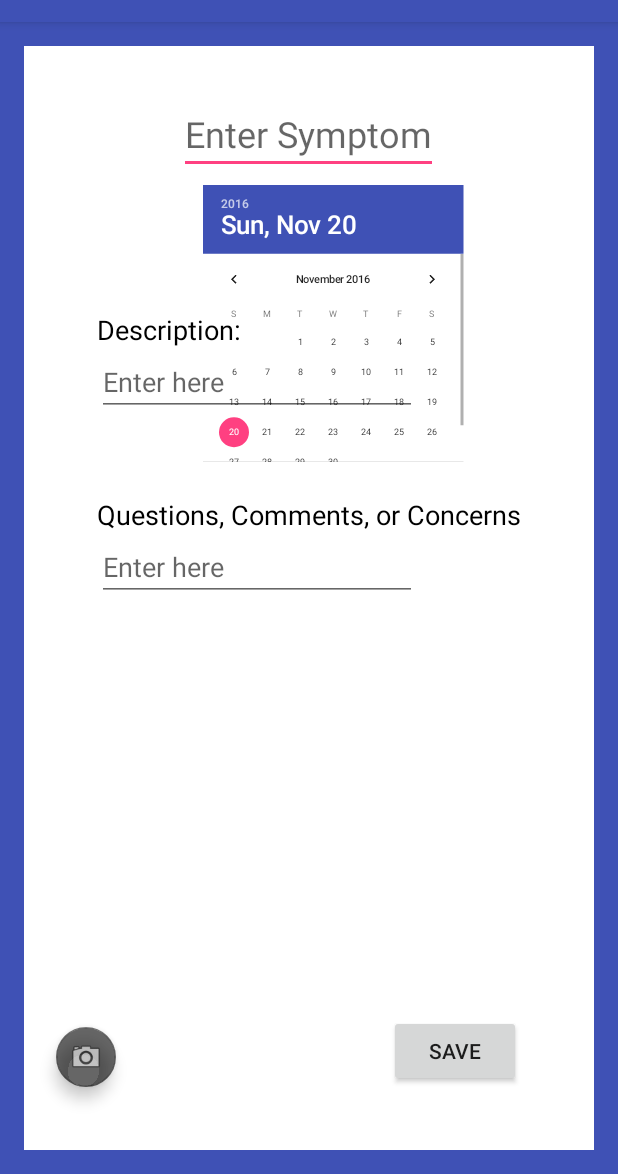
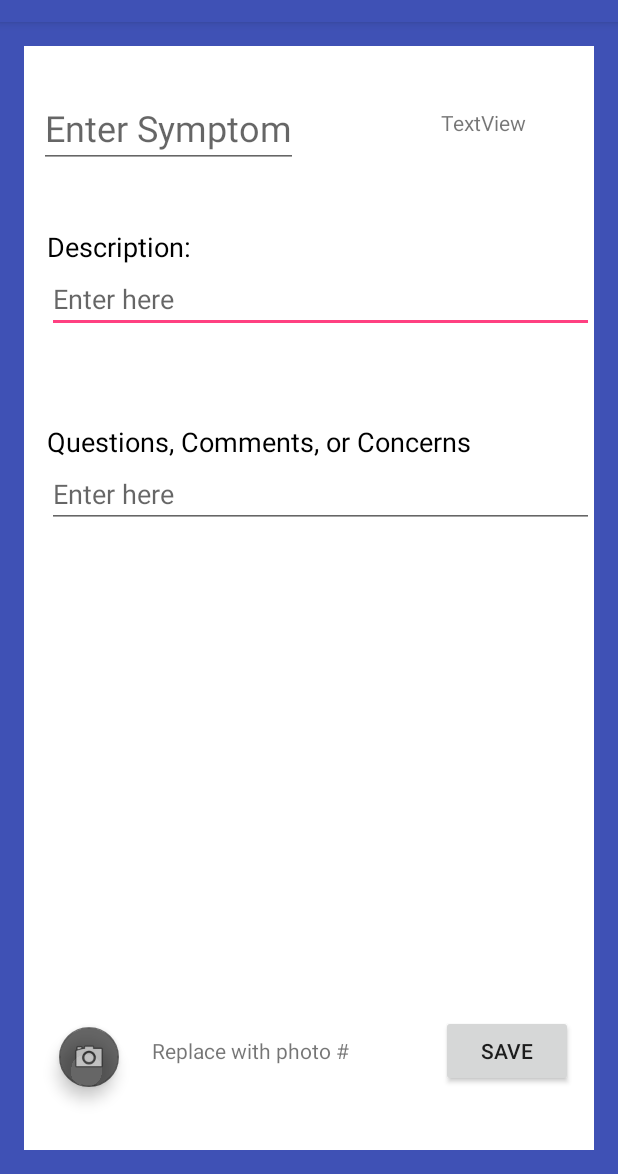
Before and after one commit to Team11-MedAppJam/HealthCombinder, an Android app: the addcard screen opened directly, with no data from a screen before it, on a phone screen of 412 x 824 dp, the part 62-1236 px from its top. Run offline under Robolectric (Android 15) with nearby library versions, the phone set to English and light mode, and no system bars.

Commit message:
Changes to addcard
— Still need to generate date in Java for the TextView in top right
corner

```diff
--- a/app/src/main/res/layout/activity_addcard.xml
+++ b/app/src/main/res/layout/activity_addcard.xml
@@ -19,38 +19,73 @@
         android:layout_alignParentTop="true"
         android:layout_alignParentStart="true">
 
-        <EditText
-            android:layout_width="wrap_content"
+        <ScrollView
+            android:layout_width="match_parent"
+            android:layout_height="match_parent"
+            android:layout_below="@+id/pageHeader"
+            android:layout_above="@+id/submitButton">
+
+            <LinearLayout
+                android:layout_width="match_parent"
                 android:layout_height="wrap_content"
-            android:id="@+id/pageHeader"
-            android:gravity="center"
-            android:textSize="24sp"
-            android:layout_marginTop="32dp"
-            android:layout_alignParentTop="true"
-            android:layout_centerHorizontal="true"
-            android:hint="Enter Symptom" />
+                android:orientation="vertical"
+                android:layout_marginTop="40dp">
+
+                <TextView
+                    android:text="@string/description"
+                    android:layout_width="match_parent"
+                    android:layout_height="wrap_content"
+                    android:id="@+id/descriptionHeader"
+                    android:textColor="#000000"
+                    android:textSize="18sp"
+                    android:layout_marginLeft="15dp"
+                    tools:ignore="RtlHardcoded" />
 
                 <EditText
-            android:layout_width="wrap_content"
+                    android:layout_width="match_parent"
                     android:layout_height="wrap_content"
                     android:inputType="textMultiLine"
                     android:ems="10"
                     android:id="@+id/descriptionForm"
                     android:textSize="18sp"
                     android:hint="Enter here"
-            android:layout_below="@+id/descriptionHeader"
-            android:layout_alignStart="@+id/commentsHeader" />
+                    android:layout_marginLeft="15dp"
+                    tools:ignore="HardcodedText,RtlHardcoded" />
+
+                <TextView
+                    android:text="@string/questions_comments_or_concerns"
+                    android:layout_width="match_parent"
+                    android:layout_height="wrap_content"
+                    android:id="@+id/commentsHeader"
+                    android:textSize="18sp"
+                    android:textColor="#000000"
+                    android:layout_marginTop="60dp"
+                    android:layout_marginLeft="15dp"
+                    tools:ignore="RtlHardcoded" />
 
                 <EditText
-            android:layout_width="wrap_content"
+                    android:layout_width="match_parent"
                     android:layout_height="wrap_content"
                     android:inputType="textMultiLine"
                     android:ems="10"
                     android:id="@+id/commentsForm"
-            android:hint="Enter here"
+                    android:hint="@string/enter_here"
                     android:textSize="18sp"
-            android:layout_below="@+id/commentsHeader"
-            android:layout_alignStart="@+id/commentsHeader" />
+                    android:layout_marginLeft="15dp"
+                    tools:ignore="RtlHardcoded" />
+
+            </LinearLayout>
+        </ScrollView>
+
+        <Button
+            android:text="@string/save"
+            android:layout_width="wrap_content"
+            android:layout_height="wrap_content"
+            android:id="@+id/submitButton"
+            android:layout_marginEnd="14dp"
+            android:layout_alignBottom="@+id/photoButton"
+            android:layout_alignParentEnd="true"
+            tools:ignore="RelativeOverlap" />
 
         <android.support.design.widget.FloatingActionButton
             android:layout_width="wrap_content"
@@ -61,49 +96,42 @@
             android:layout_marginBottom="42dp"
             android:id="@+id/photoButton"
             app:backgroundTint="?attr/colorControlNormal"
+            android:layout_marginStart="23dp"
             android:layout_alignParentBottom="true"
-            android:layout_alignParentStart="true"
-            android:layout_marginStart="21dp" />
+            android:layout_alignParentStart="true" />
 
-        <Button
-            android:text="Save"
+        <TextView
             android:layout_width="wrap_content"
             android:layout_height="wrap_content"
-            android:id="@+id/submitButton"
-            android:layout_alignBottom="@+id/photoButton"
-            android:layout_alignEnd="@+id/commentsHeader" />
+            android:id="@+id/numOfPhotos"
+            android:text="@string/replace_with_photo"
+            android:layout_alignBaseline="@+id/submitButton"
+            android:layout_alignBottom="@+id/submitButton"
+            android:layout_toEndOf="@+id/photoButton"
+            android:layout_marginStart="22dp" />
 
-        <DatePicker
+        <EditText
             android:layout_width="wrap_content"
             android:layout_height="wrap_content"
-            android:id="@+id/datePicker4"
-            android:scaleY="0.5"
-            android:scaleX="0.5"
-            android:headerBackground="?attr/colorPrimary"
-            android:layout_alignBottom="@+id/commentsForm"
-            android:layout_alignParentEnd="true" />
+            android:id="@+id/pageHeader"
+            android:gravity="center"
+            android:textSize="24sp"
+            android:hint="@string/enter_symptom"
+            android:maxLines="1"
+            android:maxLength="20"
+            android:layout_alignTop="@+id/textView12"
+            android:layout_alignParentStart="true"
+            android:layout_marginStart="10dp" />
 
         <TextView
-            android:text="Questions, Comments, or Concerns"
+            android:text="@string/textview"
             android:layout_width="wrap_content"
             android:layout_height="wrap_content"
-            android:id="@+id/commentsHeader"
-            android:textSize="18sp"
-            android:textColor="#000000"
-            android:layout_marginTop="53dp"
-            android:layout_below="@+id/descriptionForm"
-            android:layout_centerHorizontal="true" />
-
-        <TextView
-            android:text="Description:"
-            android:layout_width="wrap_content"
-            android:layout_height="wrap_content"
-            android:id="@+id/descriptionHeader"
-            android:textColor="#000000"
-            android:textSize="18sp"
-            android:layout_marginTop="91dp"
-            android:layout_below="@+id/pageHeader"
-            android:layout_alignStart="@+id/descriptionForm" />
+            android:layout_marginTop="28dp"
+            android:id="@+id/textView12"
+            android:layout_alignParentTop="false"
+            android:layout_alignStart="@+id/submitButton"
+            android:paddingTop="13dp" />
 
     </RelativeLayout>
 
--- a/app/src/main/res/values/strings.xml
+++ b/app/src/main/res/values/strings.xml
@@ -7,4 +7,11 @@
     <string name="sign_out">Sign Out</string>
     <string name="history_checklist">Annual History Checklist</string>
     <string name="email">Email</string>
+    <string name="replace_with_photo">Replace with photo #</string>
+    <string name="textview">TextView</string>
+    <string name="save">Save</string>
+    <string name="enter_here">Enter here</string>
+    <string name="questions_comments_or_concerns">Questions, Comments, or Concerns</string>
+    <string name="description">Description:</string>
+    <string name="enter_symptom">Enter Symptom</string>
 </resources>
```
Lines whose indentation alone changed are shown as unchanged.
